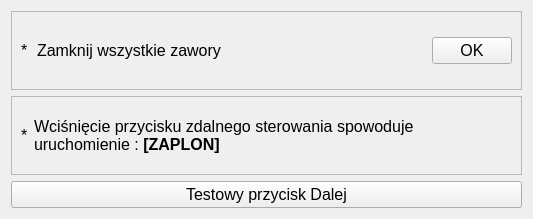
First picture: the form in app/nowytest_6.ui, repository wiacekmarcin/StanowiskoChemiczne, before the edit.
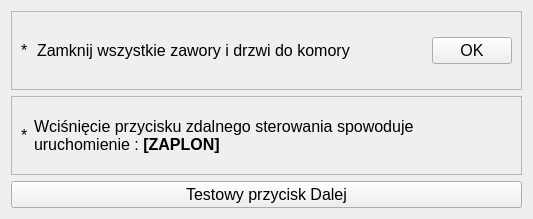
Second picture: the form after the edit. Custom widgets are drawn as their Qt base class.

```diff
--- a/app/nowytest_6.ui
+++ b/app/nowytest_6.ui
@@ -53,7 +53,7 @@
       <item>
        <widget class="QLabel" name="txt_1">
         <property name="text">
-         <string>Zamknij wszystkie zawory</string>
+         <string>Zamknij wszystkie zawory i drzwi do komory</string>
         </property>
        </widget>
       </item>
```
